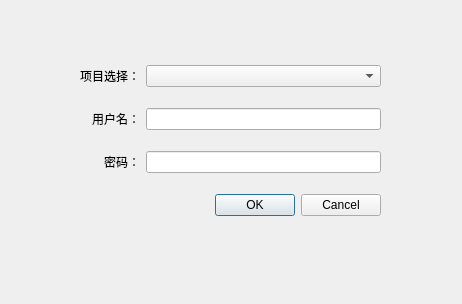
First picture: the form in src/sg_desktop_timelog_login.ui, repository qq994865664/shotgun-desktop-timelog-dialog, before the edit.
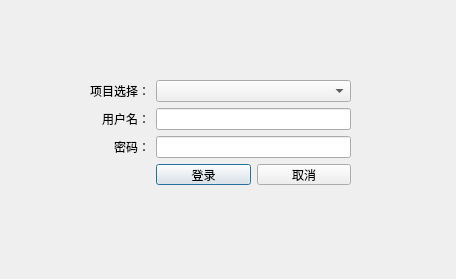
Second picture: the form after the edit.

Commit message: login dialog process

```diff
--- a/src/sg_desktop_timelog_login.ui
+++ b/src/sg_desktop_timelog_login.ui
@@ -6,20 +6,20 @@
    <rect>
     <x>0</x>
     <y>0</y>
-    <width>462</width>
-    <height>304</height>
+    <width>456</width>
+    <height>279</height>
    </rect>
   </property>
   <property name="windowTitle">
    <string>TimeLog Login</string>
   </property>
-  <widget class="QWidget" name="">
+  <widget class="QWidget" name="layoutWidget">
    <property name="geometry">
     <rect>
-     <x>80</x>
-     <y>50</y>
-     <width>301</width>
-     <height>181</height>
+     <x>90</x>
+     <y>80</y>
+     <width>261</width>
+     <height>105</height>
     </rect>
    </property>
    <layout class="QGridLayout" name="gridLayout">
@@ -69,15 +69,23 @@
       </property>
      </widget>
     </item>
-    <item row="3" column="0" colspan="2">
-     <widget class="QDialogButtonBox" name="buttonBox">
-      <property name="orientation">
-       <enum>Qt::Horizontal</enum>
-      </property>
-      <property name="standardButtons">
-       <set>QDialogButtonBox::Cancel|QDialogButtonBox::Ok</set>
-      </property>
-     </widget>
+    <item row="3" column="1">
+     <layout class="QHBoxLayout" name="horizontalLayout">
+      <item>
+       <widget class="QPushButton" name="pushButtonLogin">
+        <property name="text">
+         <string>登录</string>
+        </property>
+       </widget>
+      </item>
+      <item>
+       <widget class="QPushButton" name="pushButtonCancel">
+        <property name="text">
+         <string>取消</string>
+        </property>
+       </widget>
+      </item>
+     </layout>
     </item>
    </layout>
   </widget>
```
Left out of the diff: 29 changed lines with no effect on the pictures. The commit also changes 2 other files.
